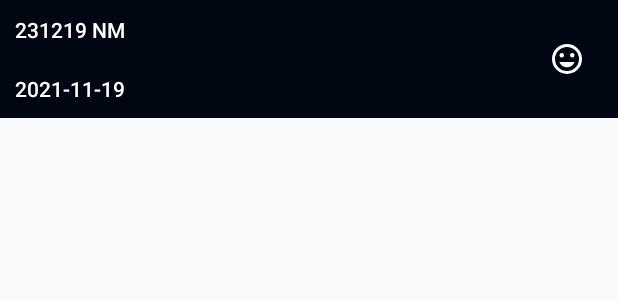
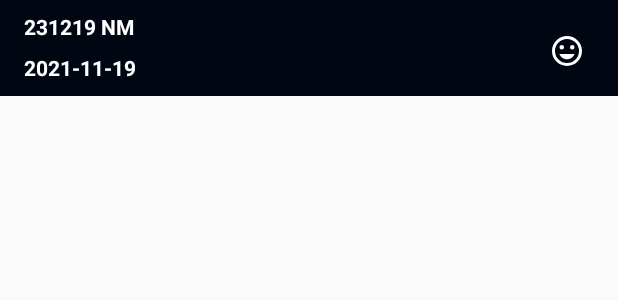
Before and after one commit to vivianpereira/asteroid-radar, an Android app: the layout asteroid_item.xml on its own in the app's theme, with its tools: preview values and no code run, on a phone screen of 412 x 824 dp. Shown: the top 300 px of the screen. Run offline under Robolectric (Android 15) with nearby library versions, the phone set to English and light mode, and no system bars.

```diff
--- a/app/build.gradle
+++ b/app/build.gradle
@@ -71,4 +71,6 @@ dependencies {
     testImplementation 'junit:junit:4.13'
     androidTestImplementation 'androidx.test.ext:junit:1.1.1'
     androidTestImplementation 'androidx.test.espresso:espresso-core:3.2.0'
+
+    implementation 'com.squareup.picasso:picasso:2.71828'
 }
--- a/app/src/main/res/layout/asteroid_item.xml
+++ b/app/src/main/res/layout/asteroid_item.xml
@@ -20,11 +20,13 @@
             android:id="@+id/codename_item"
             android:layout_width="wrap_content"
             android:layout_height="wrap_content"
+            android:paddingStart="16dp"
+            android:paddingEnd="16dp"
+            android:paddingTop="8dp"
+            android:paddingBottom="4dp"
             android:text="@{asteroid.codename}"
             android:textColor="@color/default_text_color"
             android:textStyle="bold"
-            android:fontFamily="sans-serif-light"
-            android:padding="10dp"
             app:layout_constraintStart_toStartOf="parent"
             app:layout_constraintTop_toTopOf="parent"
             tools:text="231219 NM" />
@@ -33,11 +35,13 @@
             android:id="@+id/close_approach_date_item"
             android:layout_width="wrap_content"
             android:layout_height="wrap_content"
+            android:paddingStart="16dp"
+            android:paddingEnd="16dp"
+            android:paddingTop="4dp"
+            android:paddingBottom="4dp"
             android:text="@{asteroid.closeApproachDate}"
             android:textColor="@color/default_text_color"
             android:textStyle="bold"
-            android:fontFamily="sans-serif-light"
-            android:padding="10dp"
             app:layout_constraintStart_toStartOf="parent"
             app:layout_constraintTop_toBottomOf="@id/codename_item"
             tools:text="2021-11-19" />
@@ -46,10 +50,11 @@
             android:id="@+id/status_hazardous_item"
             android:layout_width="wrap_content"
             android:layout_height="wrap_content"
-            app:layout_constraintBottom_toBottomOf="parent"
+            android:layout_marginTop="4dp"
+            android:layout_marginEnd="4dp"
+            android:padding="18dp"
             app:layout_constraintEnd_toEndOf="parent"
             app:layout_constraintTop_toTopOf="parent"
-            android:padding="22dp"
             app:statusIcon="@{asteroid.potentiallyHazardous}"
             tools:src="@drawable/ic_status_normal" />
     </androidx.constraintlayout.widget.ConstraintLayout>
```
Also changed, not shown: app/src/main/java/com/udacity/asteroidradar/PictureOfDay.kt (+5 -2 lines), app/src/main/java/com/udacity/asteroidradar/api/AsteroidApiService.kt (+5 -2 lines), app/src/main/java/com/udacity/asteroidradar/main/MainAdapter.kt (+8 -2 lines), app/src/main/java/com/udacity/asteroidradar/main/MainFragment.kt (+15 -3 lines), app/src/main/java/com/udacity/asteroidradar/main/MainViewModel.kt (+8 -1 lines), app/src/main/java/com/udacity/asteroidradar/repository/AsteroidsRepository.kt (+8 -2 lines), app/src/main/res/layout/fragment_main.xml (+10 -11 lines).
